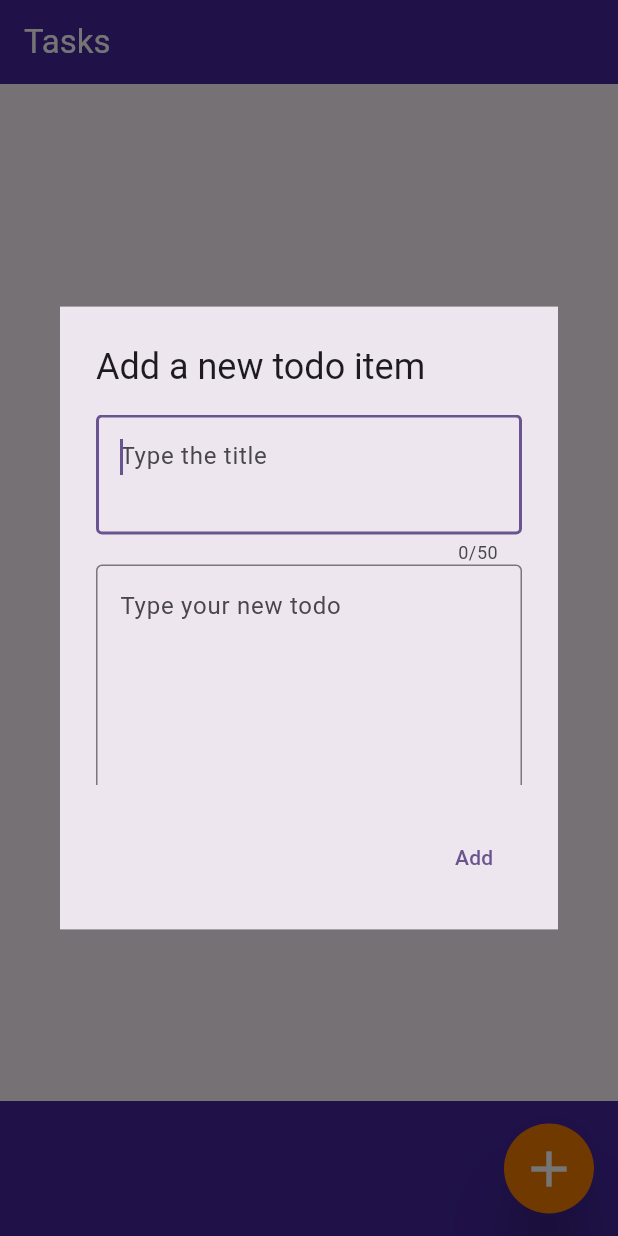
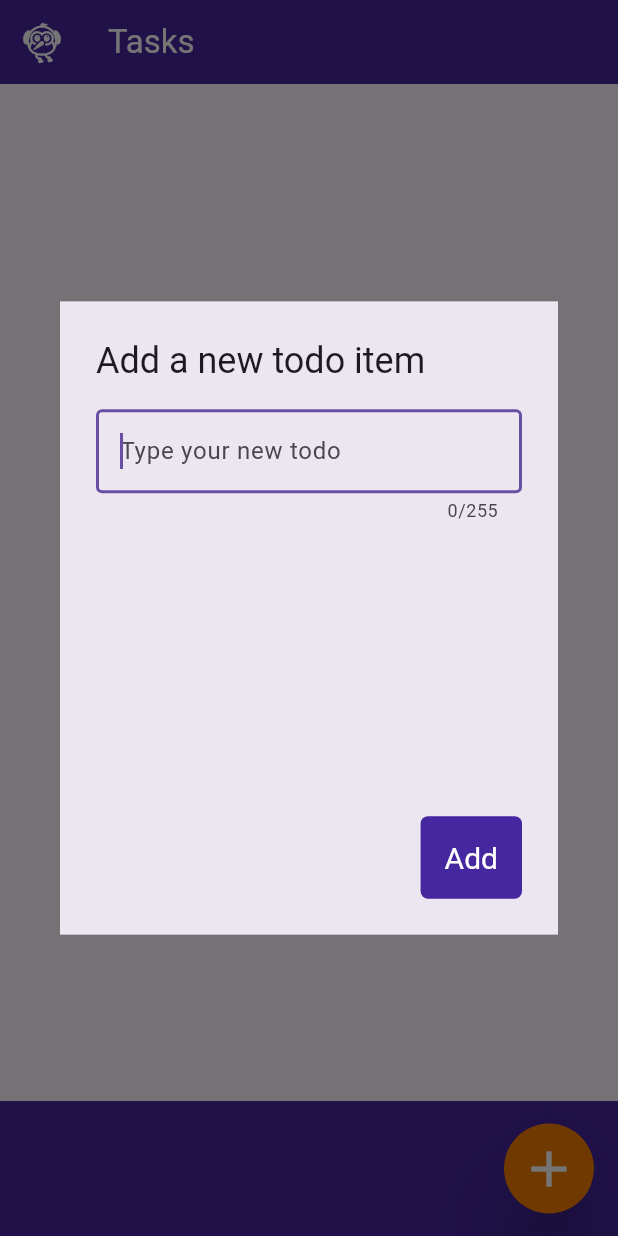
Before and after one commit to Simone-Sangiovanni/Tasks, a Flutter app: the screen it shows after launch, after a tap on the "add" icon, on a phone screen of 412 x 824 dp. Run offline on Flutter 3.47's test engine with Material 3 defaults, Android fonts, the phone set to English and light mode, and no system bars.

Commit message:
code cleanup, added TODOS to better define the project, small code edits, added comments

```diff
--- /dev/null
+++ b/lib/app_constant.dart
@@ -0,0 +1,8 @@
+import 'package:flutter/material.dart';
+
+// in this class are defined all the constant values that are used inside the app
+class AppConstant {
+  static const String appTitle = "Tasks";
+
+  static Color mainColor = Colors.deepPurple.shade800;
+}
--- a/lib/bottom_app_bar/add_button.dart
+++ b/lib/bottom_app_bar/add_button.dart
@@ -3,8 +3,6 @@ import 'package:tasks/task_dialog_box.dart';
 
 class AddButton extends StatelessWidget {
   const AddButton({super.key});
-
-
 
   Future<void> _displayDialog(BuildContext context) {
     return showDialog<void>(
@@ -16,14 +14,9 @@ class AddButton extends StatelessWidget {
     );
   }
 
-
-
   @override
   Widget build(BuildContext context) {
     return IconButton(
-      onPressed: () {
-        _displayDialog(context);
-      },
       style: IconButton.styleFrom(
           backgroundColor: Colors.orange.shade700,
           shape: const CircleBorder(eccentricity: 0),
@@ -36,6 +29,9 @@ class AddButton extends StatelessWidget {
         color: Colors.white,
         size: 40,
       ),
+      onPressed: () {
+        _displayDialog(context);
+      },
     );
   }
 }
--- a/lib/bottom_app_bar/bottom_bar.dart
+++ b/lib/bottom_app_bar/bottom_bar.dart
@@ -1,4 +1,5 @@
 import 'package:flutter/material.dart';
+import 'package:tasks/app_constant.dart';
 import 'package:tasks/bottom_app_bar/add_button.dart';
 
 class BottomBar extends StatelessWidget {
@@ -8,7 +9,7 @@ class BottomBar extends StatelessWidget {
   Widget build(BuildContext context) {
     return BottomAppBar(
       shape: const CircularNotchedRectangle(),
-      color: Colors.deepPurple.shade800,
+      color: AppConstant.mainColor,
       height: 90,
       child: Container(
         alignment: Alignment.centerRight,
--- a/lib/main.dart
+++ b/lib/main.dart
@@ -1,12 +1,15 @@
 import 'package:flutter/material.dart';
 import 'package:flutter/services.dart';
 import 'package:provider/provider.dart';
+import 'package:tasks/app_constant.dart';
 import 'package:tasks/providers/task_list_model.dart';
+import 'package:tasks/my_home_page.dart';
 
-import 'my_home_page.dart';
+// TODO: add real app logo instead of the flutter logo that appear on the screen
 
 void main() {
   runApp(
+    // create a notifier for widget updates, the model contain the elements that change and the methods to make the changes
     ChangeNotifierProvider(
       create: (context) => TaskListModel(),
       child: const MyApp(),
@@ -19,16 +22,14 @@ class MyApp extends StatelessWidget {
 
   @override
   Widget build(BuildContext context) {
+    // set the allowed screen orientations
     SystemChrome.setPreferredOrientations([
       DeviceOrientation.portraitUp,
     ]);
-    return MaterialApp(
-      title: 'Tasks',
-      theme: ThemeData(
-        colorScheme: ColorScheme.fromSeed(seedColor: Colors.deepPurple),
-        useMaterial3: true,
-      ),
-      home: const MyHomePage(title: 'Tasks'),
+    // entry for the app
+    return const MaterialApp(
+      title: AppConstant.appTitle,
+      home: MyHomePage(),
     );
   }
 }
--- a/lib/my_home_page.dart
+++ b/lib/my_home_page.dart
@@ -1,18 +1,28 @@
 import 'package:flutter/material.dart';
+import 'package:tasks/app_constant.dart';
 import 'package:tasks/bottom_app_bar/bottom_bar.dart';
 import 'package:tasks/task_list.dart';
 
+// starting point from which each widget is added
 class MyHomePage extends StatelessWidget {
-  const MyHomePage({super.key, required this.title});
-
-  final String title;
+  const MyHomePage({super.key});
 
   @override
   Widget build(BuildContext context) {
     return Scaffold(
+      // TODO: create a class that define the AppBar
       appBar: AppBar(
-        backgroundColor: Colors.deepPurple.shade800,
-        title: Text(title, style: const TextStyle(color: Colors.white)),
+        backgroundColor: AppConstant.mainColor,
+        // TODO: change the icon with the real app logo
+        leading: const Icon(
+          Icons.flutter_dash,
+          size: 30,
+          color: Colors.white,
+        ),
+        title: const Text(
+            AppConstant.appTitle,
+            style: TextStyle(color: Colors.white),
+        ),
       ),
       body: const TaskList(),
       bottomNavigationBar: const BottomBar(),
--- a/lib/providers/task_list_model.dart
+++ b/lib/providers/task_list_model.dart
@@ -3,11 +3,10 @@ import 'package:flutter/cupertino.dart';
 import '../tasks/task.dart';
 
 class TaskListModel extends ChangeNotifier {
-  final List<Task> _tasks = <Task>[];
-  List<Task> get tasks => _tasks;
+  final List<Task> tasks = <Task>[];
 
   void addTask(String title, String content) {
-    _tasks.add(Task(title: title, content: content));
+    tasks.add(Task(title: title, content: content));
     notifyListeners();
   }
 }
--- a/lib/task_dialog_box.dart
+++ b/lib/task_dialog_box.dart
@@ -1,6 +1,12 @@
 import 'package:flutter/material.dart';
 import 'package:provider/provider.dart';
 import 'package:tasks/providers/task_list_model.dart';
+
+/* TODO:
+  - the dialog box must have just one text field
+  - the dialog box must adapt to all the screen sizes
+  - make the textField fill the AlertDialog
+*/
 
 class TaskDialogBox extends StatelessWidget {
   TaskDialogBox({super.key});
@@ -21,46 +27,41 @@ class TaskDialogBox extends StatelessWidget {
           height: screenHeight * 0.3,
           child: ListView(
             children: [
-              Column(
-                mainAxisSize: MainAxisSize.min,
-                children: [
-                  TextField(
-                    autofocus: true,
-                    controller: _textTitleController,
-                    decoration: const InputDecoration(
-                        hintText: 'Type the title',
-                        border: OutlineInputBorder(borderSide: BorderSide(width: 2.0)),
-                    ),
-                    keyboardType: TextInputType.multiline,
-                    maxLines: 2,
-                    maxLength: 50,
-                    enabled: true,
-                  ),
               TextField(
                 controller: _textFieldController,
+                autofocus: true,
                 decoration: const InputDecoration(
                   hintText: 'Type your new todo',
                   border: OutlineInputBorder(borderSide: BorderSide(width: 2.0))
                 ),
                 keyboardType: TextInputType.multiline,
-                    maxLines: 7,
-                    maxLength: 200,
-                  ),
-                ],
+                //maxLines: 7,
+                maxLength: 255,
               ),
             ],
           ),
         ),
         shape: const LinearBorder(),
         actions: <Widget>[
-          TextButton(
+          Container(
+            decoration: BoxDecoration(
+              color: Colors.deepPurple.shade800,
+              borderRadius: BorderRadius.circular(5),
+            ),
+            child: TextButton(
+              style: TextButton.styleFrom(
+                foregroundColor: Colors.white,
+                padding: const EdgeInsets.all(16.0),
+                textStyle: const TextStyle(fontSize: 20),
+              ),
               child: const Text('Add'),
               onPressed: () {
-              if(_textFieldController.text.isEmpty == false) {
+                if(_textTitleController.text.isEmpty == false) {
                   value.addTask(_textTitleController.text, _textFieldController.text);
                 }
                 Navigator.of(context).pop(); //after the Add button has been pressed, close the AlertDialog
               },
+            ),
           ),
         ],
       )
--- a/lib/task_list.dart
+++ b/lib/task_list.dart
@@ -18,15 +18,7 @@ class _TaskListState extends State<TaskList>{
         padding: const EdgeInsets.all(8.0),
         scrollDirection: Axis.vertical,
         children: [
-          for(var task in value.tasks) TaskCard(task: task)
-          /*for(var task in value.tasks) Container(
-            margin: const EdgeInsets.only(bottom: 8.0),
-            color: Colors.red,
-            alignment: Alignment.center,
-            width: 500,
-            height: 100,
-            child: Text(task.title),
-          ),*/
+          for(var task in value.tasks) TaskCard(task: task),
         ],
       )
     );
```
Lines whose indentation alone changed are shown as unchanged.
